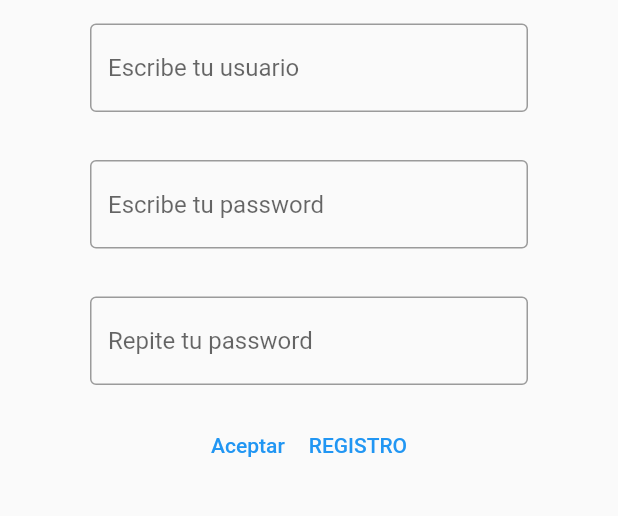
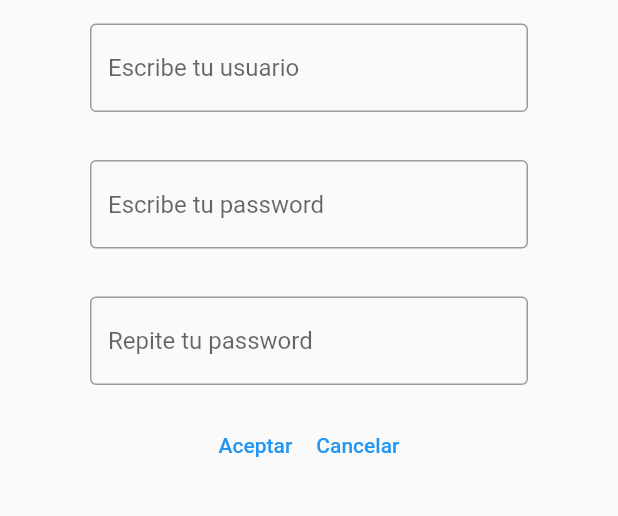
Before and after one commit to 4yony4/kyty, a Flutter app: the RegisterView screen opened by its route, on a phone screen of 412 x 824 dp, the part 128-644 px from its top. Run offline on Flutter 3.47's test engine with Material 2 defaults, Android fonts, the phone set to English and light mode, and no system bars.

Commit message:
Agregado rutas y cambio de pantalla entre Login y Registro

```diff
--- a/lib/OnBoarding/RegisterView.dart
+++ b/lib/OnBoarding/RegisterView.dart
@@ -45,7 +45,7 @@ class RegisterView extends StatelessWidget{
       Row(mainAxisAlignment: MainAxisAlignment.center,
         children: [
           TextButton(onPressed: () { print("ACEPTADO");}, child: Text("Aceptar"),),
-          TextButton( onPressed: () {  }, child: Text("REGISTRO"),)
+          TextButton( onPressed: () { Navigator.of(context).popAndPushNamed('/loginview'); }, child: Text("Cancelar"),)
         ],)
 
 
```
